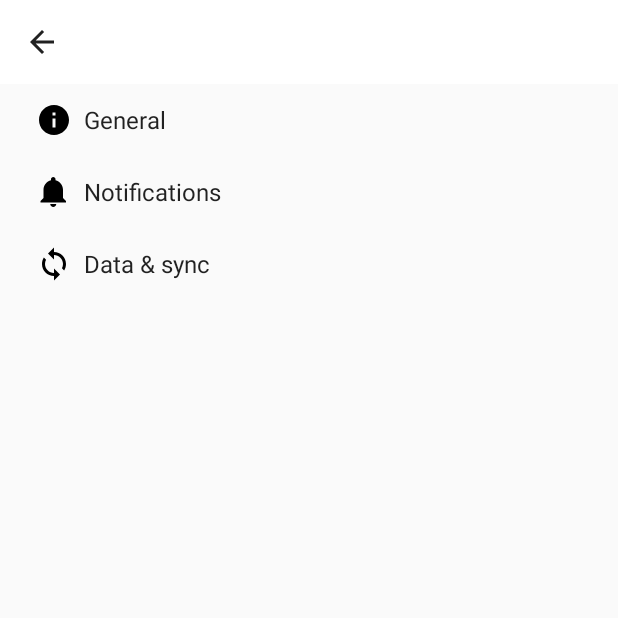
After one commit to Asilvia/SoftCoin, an Android app: the SettingsActivity screen opened directly, with no data from a screen before it, on a phone screen of 412 x 824 dp, the top half of it. The commit adds this screen. Run offline under Robolectric (Android 15) with nearby library versions, the phone set to English and light mode, and no system bars.

Commit message:
open settings screen

```diff
--- a/app/build.gradle
+++ b/app/build.gradle
@@ -15,7 +15,7 @@ android {
         buildConfigField "int", "LIMIT", "100"
         buildConfigField "String", "MAINBASEURL", "\"https://min-api.cryptocompare.com/data/\""
         buildConfigField "int", "CACHETIME", "432000" // 5days
-        buildConfigField "String","MAINDEFAULTCOIN","\"EUR\""
+        buildConfigField "String", "MAINDEFAULTCOIN", "\"EUR\""
     }
 
     android.applicationVariants.all { variant ->
@@ -89,11 +89,11 @@ dependencies {
 
     //annotations
     implementation 'com.android.support.constraint:constraint-layout:1.0.2'
+    implementation 'com.android.support:support-v4:26.1.0'
     annotationProcessor "com.google.dagger:dagger-android-processor:$dagger_version"
     annotationProcessor "com.google.dagger:dagger-compiler:$dagger_version"
     annotationProcessor "android.arch.persistence.room:compiler:$arch_version"
     annotationProcessor "android.arch.lifecycle:compiler:$arch_version"
-
 
     //testing
 
--- /dev/null
+++ b/app/src/main/java/com/android/asilvia/cryptoo/ui/settings/AppCompatPreferenceActivity.java
@@ -0,0 +1,109 @@
+package com.android.asilvia.cryptoo.ui.settings;
+
+import android.content.res.Configuration;
+import android.os.Bundle;
+import android.preference.PreferenceActivity;
+import android.support.annotation.LayoutRes;
+import android.support.annotation.Nullable;
+import android.support.v7.app.ActionBar;
+import android.support.v7.app.AppCompatDelegate;
+import android.support.v7.widget.Toolbar;
+import android.view.MenuInflater;
+import android.view.View;
+import android.view.ViewGroup;
+
+/**
+ * A {@link android.preference.PreferenceActivity} which implements and proxies the necessary calls
+ * to be used with AppCompat.
+ */
+public abstract class AppCompatPreferenceActivity extends PreferenceActivity {
+
+    private AppCompatDelegate mDelegate;
+
+    @Override
+    protected void onCreate(Bundle savedInstanceState) {
+        getDelegate().installViewFactory();
+        getDelegate().onCreate(savedInstanceState);
+        super.onCreate(savedInstanceState);
+    }
+
+    @Override
+    protected void onPostCreate(Bundle savedInstanceState) {
+        super.onPostCreate(savedInstanceState);
+        getDelegate().onPostCreate(savedInstanceState);
+    }
+
+    public ActionBar getSupportActionBar() {
+        return getDelegate().getSupportActionBar();
+    }
+
+    public void setSupportActionBar(@Nullable Toolbar toolbar) {
+        getDelegate().setSupportActionBar(toolbar);
+    }
+
+    @Override
+    public MenuInflater getMenuInflater() {
+        return getDelegate().getMenuInflater();
+    }
+
+    @Override
+    public void setContentView(@LayoutRes int layoutResID) {
+        getDelegate().setContentView(layoutResID);
+    }
+
+    @Override
+    public void setContentView(View view) {
+        getDelegate().setContentView(view);
+    }
+
+    @Override
+    public void setContentView(View view, ViewGroup.LayoutParams params) {
+        getDelegate().setContentView(view, params);
+    }
+
+    @Override
+    public void addContentView(View view, ViewGroup.LayoutParams params) {
+        getDelegate().addContentView(view, params);
+    }
+
+    @Override
+    protected void onPostResume() {
+        super.onPostResume();
+        getDelegate().onPostResume();
+    }
+
+    @Override
+    protected void onTitleChanged(CharSequence title, int color) {
+        super.onTitleChanged(title, color);
+        getDelegate().setTitle(title);
+    }
+
+    @Override
+    public void onConfigurationChanged(Configuration newConfig) {
+        super.onConfigurationChanged(newConfig);
+        getDelegate().onConfigurationChanged(newConfig);
+    }
+
+    @Override
+    protected void onStop() {
+        super.onStop();
+        getDelegate().onStop();
+    }
+
+    @Override
+    protected void onDestroy() {
+        super.onDestroy();
+        getDelegate().onDestroy();
+    }
+
+    public void invalidateOptionsMenu() {
+        getDelegate().invalidateOptionsMenu();
+    }
+
+    private AppCompatDelegate getDelegate() {
+        if (mDelegate == null) {
+            mDelegate = AppCompatDelegate.create(this, null);
+        }
+        return mDelegate;
+    }
+}
--- a/app/src/main/java/com/android/asilvia/cryptoo/ui/start/StartActivity.java
+++ b/app/src/main/java/com/android/asilvia/cryptoo/ui/start/StartActivity.java
@@ -128,6 +128,7 @@ public class StartActivity extends BaseActivity<ActivityStartBinding, StartViewM
         if(id == R.id.action_settings)
         {
             Timber.d("Go to settings Activity");
+            AppNavigation.goToSettingsActivity(this);
         }
         return super.onOptionsItemSelected(item);
     }
--- /dev/null
+++ b/app/src/main/res/drawable/ic_info_black_24dp.xml
@@ -0,0 +1,9 @@
+<vector xmlns:android="http://schemas.android.com/apk/res/android"
+    android:width="24dp"
+    android:height="24dp"
+    android:viewportHeight="24.0"
+    android:viewportWidth="24.0">
+    <path
+        android:fillColor="#FF000000"
+        android:pathData="M12,2C6.48,2 2,6.48 2,12s4.48,10 10,10 10,-4.48 10,-10S17.52,2 12,2zm1,15h-2v-6h2v6zm0,-8h-2V7h2v2z" />
+</vector>
--- /dev/null
+++ b/app/src/main/res/drawable/ic_notifications_black_24dp.xml
@@ -0,0 +1,9 @@
+<vector xmlns:android="http://schemas.android.com/apk/res/android"
+    android:width="24dp"
+    android:height="24dp"
+    android:viewportHeight="24.0"
+    android:viewportWidth="24.0">
+    <path
+        android:fillColor="#FF000000"
+        android:pathData="M11.5,22c1.1,0 2,-0.9 2,-2h-4c0,1.1 0.9,2 2,2zm6.5,-6v-5.5c0,-3.07 -2.13,-5.64 -5,-6.32V3.5c0,-0.83 -0.67,-1.5 -1.5,-1.5S10,2.67 10,3.5v0.68c-2.87,0.68 -5,3.25 -5,6.32V16l-2,2v1h17v-1l-2,-2z" />
+</vector>
--- /dev/null
+++ b/app/src/main/res/drawable/ic_sync_black_24dp.xml
@@ -0,0 +1,9 @@
+<vector xmlns:android="http://schemas.android.com/apk/res/android"
+    android:width="24dp"
+    android:height="24dp"
+    android:viewportHeight="24.0"
+    android:viewportWidth="24.0">
+    <path
+        android:fillColor="#FF000000"
+        android:pathData="M12 4V1L8 5l4 4V6c3.31 0 6 2.69 6 6 0 1.01,-.25 1.97,-.7 2.8l1.46 1.46C19.54 15.03 20 13.57 20 12c0,-4.42,-3.58,-8,-8,-8zm0 14c-3.31 0,-6,-2.69,-6,-6 0,-1.01.25,-1.97.7,-2.8L5.24 7.74C4.46 8.97 4 10.43 4 12c0 4.42 3.58 8 8 8v3l4,-4,-4,-4v3z" />
+</vector>
--- a/app/src/main/res/values/strings.xml
+++ b/app/src/main/res/values/strings.xml
@@ -14,4 +14,77 @@
     <string name="initial_price">Initial Price</string>
     <string name="profit_loss">Profit / Loss</string>
     <string name="delete">Delete</string>
+    <string name="title_activity_settings">Settings</string>
+
+    <!-- Strings related to Settings -->
+
+    <!-- Example General settings -->
+    <string name="pref_header_general">General</string>
+
+    <string name="pref_title_social_recommendations">Enable social recommendations</string>
+    <string name="pref_description_social_recommendations">Recommendations for people to contact
+        based on your message history
+    </string>
+
+    <string name="pref_title_display_name">Display name</string>
+    <string name="pref_default_display_name">John Smith</string>
+
+    <string name="pref_title_add_friends_to_messages">Add friends to messages</string>
+    <string-array name="pref_example_list_titles">
+        <item>Always</item>
+        <item>When possible</item>
+        <item>Never</item>
+    </string-array>
+    <string-array name="pref_example_list_values">
+        <item>1</item>
+        <item>0</item>
+        <item>-1</item>
+    </string-array>
+
+    <!-- Example settings for Data & Sync -->
+    <string name="pref_header_data_sync">Data &amp; sync</string>
+
+    <string name="pref_title_sync_frequency">Sync frequency</string>
+    <string-array name="pref_sync_frequency_titles">
+        <item>15 minutes</item>
+        <item>30 minutes</item>
+        <item>1 hour</item>
+        <item>3 hours</item>
+        <item>6 hours</item>
+        <item>Never</item>
+    </string-array>
+    <string-array name="pref_sync_frequency_values">
+        <item>15</item>
+        <item>30</item>
+        <item>60</item>
+        <item>180</item>
+        <item>360</item>
+        <item>-1</item>
+    </string-array>
+
+    <string-array name="list_preference_entries">
+        <item>Entry 1</item>
+        <item>Entry 2</item>
+        <item>Entry 3</item>
+    </string-array>
+
+    <string-array name="list_preference_entry_values">
+        <item>1</item>
+        <item>2</item>
+        <item>3</item>
+    </string-array>
+
+    <string-array name="multi_select_list_preference_default_value" />
+
+    <string name="pref_title_system_sync_settings">System sync settings</string>
+
+    <!-- Example settings for Notifications -->
+    <string name="pref_header_notifications">Notifications</string>
+
+    <string name="pref_title_new_message_notifications">New message notifications</string>
+
+    <string name="pref_title_ringtone">Ringtone</string>
+    <string name="pref_ringtone_silent">Silent</string>
+
+    <string name="pref_title_vibrate">Vibrate</string>
 </resources>
--- /dev/null
+++ b/app/src/main/res/xml/pref_data_sync.xml
@@ -0,0 +1,21 @@
+<PreferenceScreen xmlns:android="http://schemas.android.com/apk/res/android">
+
+    <!-- NOTE: Hide buttons to simplify the UI. Users can touch outside the dialog to
+         dismiss it. -->
+    <!-- NOTE: ListPreference's summary should be set to its value by the activity code. -->
+    <ListPreference
+        android:defaultValue="180"
+        android:entries="@array/pref_sync_frequency_titles"
+        android:entryValues="@array/pref_sync_frequency_values"
+        android:key="sync_frequency"
+        android:negativeButtonText="@null"
+        android:positiveButtonText="@null"
+        android:title="@string/pref_title_sync_frequency" />
+
+    <!-- This preference simply launches an intent when selected. Use this UI sparingly, per
+         design guidelines. -->
+    <Preference android:title="@string/pref_title_system_sync_settings">
+        <intent android:action="android.settings.SYNC_SETTINGS" />
+    </Preference>
+
+</PreferenceScreen>
--- /dev/null
+++ b/app/src/main/res/xml/pref_general.xml
@@ -0,0 +1,33 @@
+<PreferenceScreen xmlns:android="http://schemas.android.com/apk/res/android">
+
+    <SwitchPreference
+        android:defaultValue="true"
+        android:key="example_switch"
+        android:summary="@string/pref_description_social_recommendations"
+        android:title="@string/pref_title_social_recommendations" />
+
+    <!-- NOTE: EditTextPreference accepts EditText attributes. -->
+    <!-- NOTE: EditTextPreference's summary should be set to its value by the activity code. -->
+    <EditTextPreference
+        android:capitalize="words"
+        android:defaultValue="@string/pref_default_display_name"
+        android:inputType="textCapWords"
+        android:key="example_text"
+        android:maxLines="1"
+        android:selectAllOnFocus="true"
+        android:singleLine="true"
+        android:title="@string/pref_title_display_name" />
+
+    <!-- NOTE: Hide buttons to simplify the UI. Users can touch outside the dialog to
+         dismiss it. -->
+    <!-- NOTE: ListPreference's summary should be set to its value by the activity code. -->
+    <ListPreference
+        android:defaultValue="-1"
+        android:entries="@array/pref_example_list_titles"
+        android:entryValues="@array/pref_example_list_values"
+        android:key="example_list"
+        android:negativeButtonText="@null"
+        android:positiveButtonText="@null"
+        android:title="@string/pref_title_add_friends_to_messages" />
+
+</PreferenceScreen>
--- /dev/null
+++ b/app/src/main/res/xml/pref_headers.xml
@@ -0,0 +1,20 @@
+<preference-headers xmlns:android="http://schemas.android.com/apk/res/android">
+
+    <!-- These settings headers are only used on tablets. -->
+
+    <header
+        android:fragment="com.android.asilvia.cryptoo.ui.settings.SettingsActivity$GeneralPreferenceFragment"
+        android:icon="@drawable/ic_info_black_24dp"
+        android:title="@string/pref_header_general" />
+
+    <header
+        android:fragment="com.android.asilvia.cryptoo.ui.settings.SettingsActivity$NotificationPreferenceFragment"
+        android:icon="@drawable/ic_notifications_black_24dp"
+        android:title="@string/pref_header_notifications" />
+
+    <header
+        android:fragment="com.android.asilvia.cryptoo.ui.settings.SettingsActivity$DataSyncPreferenceFragment"
+        android:icon="@drawable/ic_sync_black_24dp"
+        android:title="@string/pref_header_data_sync" />
+
+</preference-headers>
--- /dev/null
+++ b/app/src/main/res/xml/pref_notification.xml
@@ -0,0 +1,27 @@
+<PreferenceScreen xmlns:android="http://schemas.android.com/apk/res/android">
+
+    <!-- A 'parent' preference, which enables/disables child preferences (below)
+         when checked/unchecked. -->
+    <SwitchPreference
+        android:defaultValue="true"
+        android:key="notifications_new_message"
+        android:title="@string/pref_title_new_message_notifications" />
+
+    <!-- Allows the user to choose a ringtone in the 'notification' category. -->
+    <!-- NOTE: This preference will be enabled only when the checkbox above is checked. -->
+    <!-- NOTE: RingtonePreference's summary should be set to its value by the activity code. -->
+    <RingtonePreference
+        android:defaultValue="content://settings/system/notification_sound"
+        android:dependency="notifications_new_message"
+        android:key="notifications_new_message_ringtone"
+        android:ringtoneType="notification"
+        android:title="@string/pref_title_ringtone" />
+
+    <!-- NOTE: This preference will be enabled only when the checkbox above is checked. -->
+    <SwitchPreference
+        android:defaultValue="true"
+        android:dependency="notifications_new_message"
+        android:key="notifications_new_message_vibrate"
+        android:title="@string/pref_title_vibrate" />
+
+</PreferenceScreen>
```
Also changed, not shown: app/src/main/AndroidManifest.xml (+10 -2 lines), app/src/main/java/com/android/asilvia/cryptoo/ui/base/navigation/AppNavigation.java (+8 -0 lines), app/src/main/java/com/android/asilvia/cryptoo/ui/settings/SettingsActivity.java (added, +269 -0 lines).
